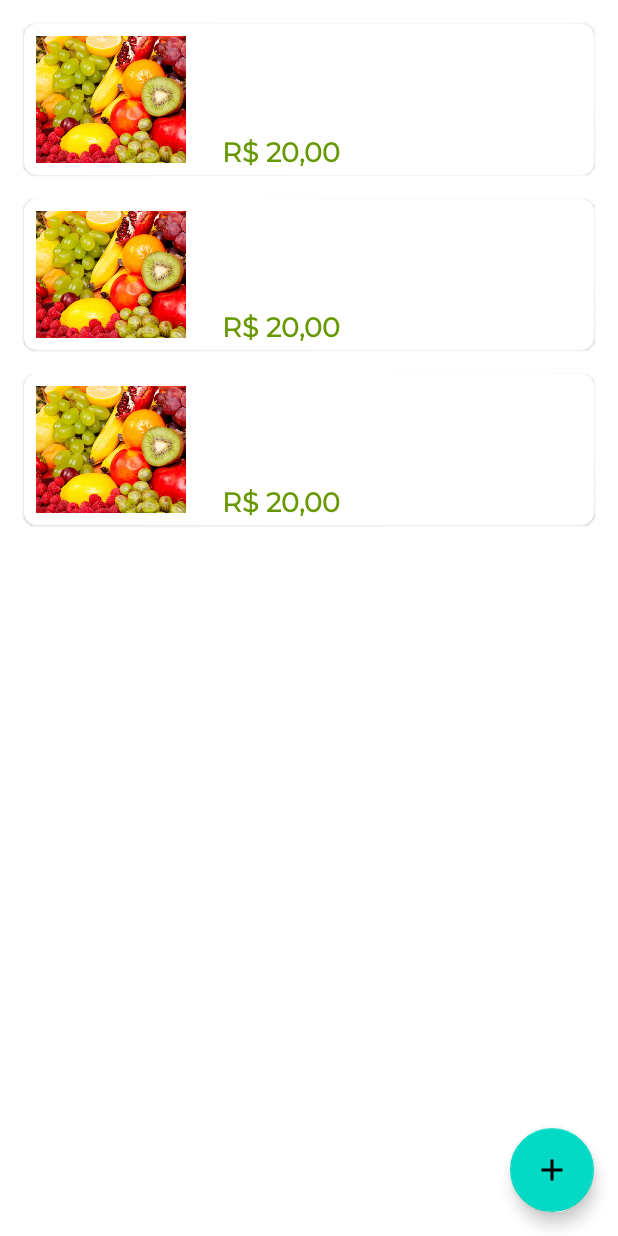
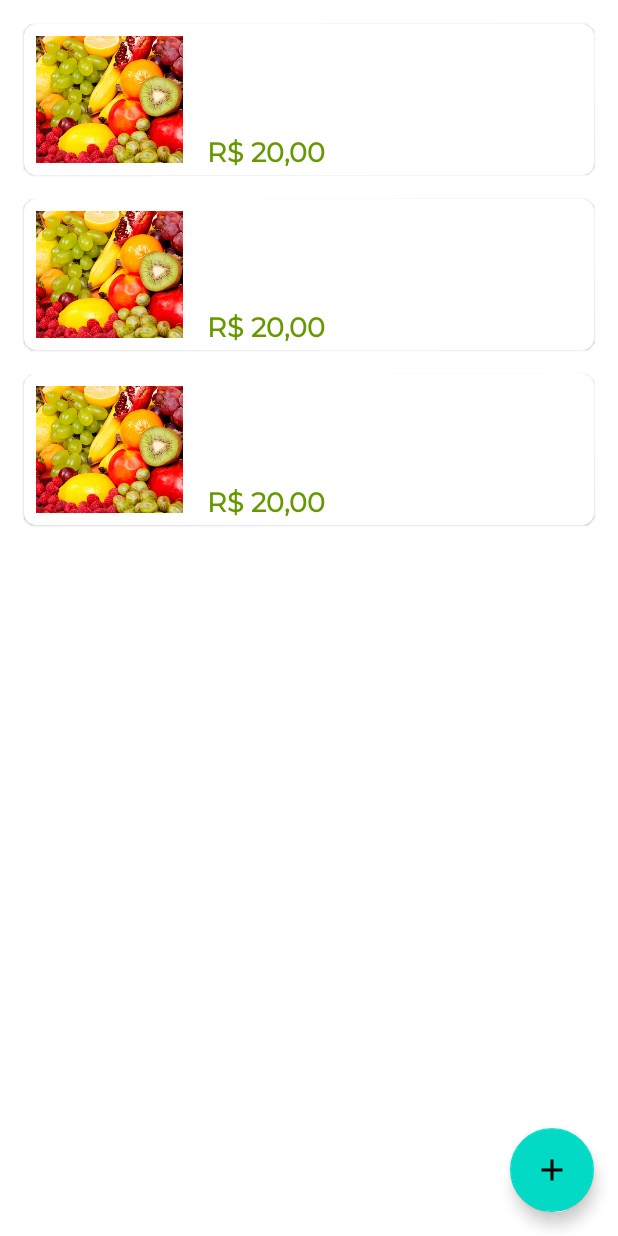
Before and after one commit to FerreirinhaJean/app-orgs, an Android app: the layout activity_main.xml on its own in the app's theme, with its tools: preview values and no code run, on a phone screen of 412 x 824 dp. Run offline under Robolectric (Android 15) with nearby library versions, the phone set to English and light mode, and no system bars.

Commit message:
Ajustado tamanho da imagem do produto para 30%

```diff
--- a/app/src/main/res/layout/produto_item.xml
+++ b/app/src/main/res/layout/produto_item.xml
@@ -57,14 +57,21 @@
             app:layout_constraintTop_toBottomOf="@id/tvDescricaoProduto"
             tools:text="R$ 20,00" />
 
+        <androidx.constraintlayout.widget.Guideline
+            android:id="@+id/guideline"
+            android:layout_width="wrap_content"
+            android:layout_height="wrap_content"
+            android:orientation="vertical"
+            app:layout_constraintGuide_percent="0.3" />
+
         <ImageView
             android:id="@+id/imageView"
-            android:layout_width="100dp"
+            android:layout_width="0dp"
             android:layout_height="0dp"
+            android:scaleType="centerCrop"
             android:layout_margin="8dp"
-            android:scaleType="centerCrop"
             app:layout_constraintBottom_toBottomOf="parent"
-            app:layout_constraintEnd_toStartOf="@id/tvNomeProduto"
+            app:layout_constraintEnd_toStartOf="@id/guideline"
             app:layout_constraintStart_toStartOf="parent"
             app:layout_constraintTop_toTopOf="parent"
             app:srcCompat="@drawable/produto_1"
```
